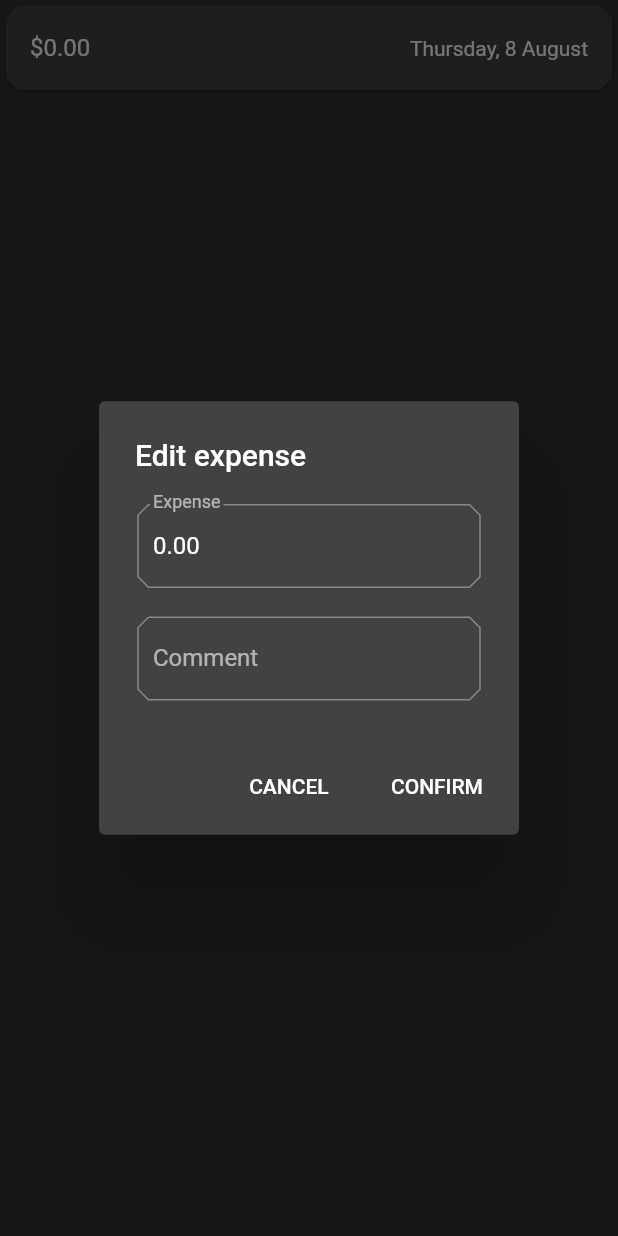
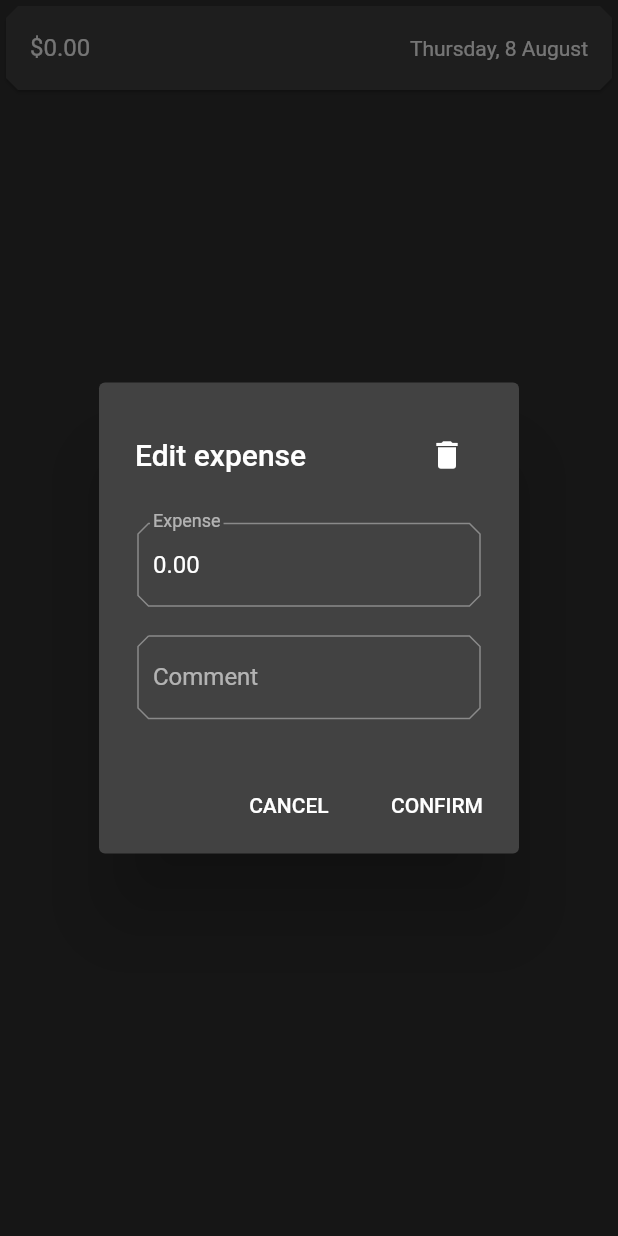
Before and after one commit to MarcinusX/super_simple_budget, a Flutter app: the ExpenseHistoryRow widget shown alone on an empty page, opened directly with sample values from the repository, after a tap on an icon or button, on a phone screen of 412 x 824 dp. Run offline on Flutter 3.47's test engine with Material 2 defaults, Android fonts, the phone set to English and light mode, and no system bars; our stand-ins replace shared_preferences, sqflite; accounts and stored records are empty.

Commit message:
Added delete option in edit dialog

```diff
--- a/lib/widget/edit_expense_dialog.dart
+++ b/lib/widget/edit_expense_dialog.dart
@@ -1,3 +1,4 @@
+import 'package:flutter/cupertino.dart';
 import 'package:flutter/material.dart';
 import 'package:flutter/services.dart';
 import 'package:super_simple_budget/generated/i18n.dart';
@@ -7,11 +8,14 @@ import 'package:super_simple_budget/widget/cut_corners_border.dart';
 
 class EditExpenseDialog extends StatefulWidget {
   final Expense expense;
+  final Function(Expense) onDelete;
 
-  const EditExpenseDialog({Key key, @required this.expense}) : super(key: key);
+  const EditExpenseDialog(
+      {Key key, @required this.expense, @required this.onDelete})
+      : super(key: key);
 
   @override
-  _EditExpenseDialogState createState() => new _EditExpenseDialogState();
+  _EditExpenseDialogState createState() => _EditExpenseDialogState();
 }
 
 class _EditExpenseDialogState extends State<EditExpenseDialog> {
@@ -22,10 +26,10 @@ class _EditExpenseDialogState extends State<EditExpenseDialog> {
   @override
   void initState() {
     super.initState();
-    _expenseController = new TextEditingController(
+    _expenseController = TextEditingController(
       text: widget.expense.value.toStringAsFixed(2),
     );
-    _commentController = new TextEditingController(
+    _commentController = TextEditingController(
       text: widget.expense.comment,
     );
   }
@@ -39,7 +43,19 @@ class _EditExpenseDialogState extends State<EditExpenseDialog> {
   @override
   Widget build(BuildContext context) {
     return AlertDialog(
-      title: Text(S.of(context).editExpense),
+      title: Row(
+        mainAxisAlignment: MainAxisAlignment.spaceBetween,
+        children: <Widget>[
+          Text(S.of(context).editExpense),
+          IconButton(
+            onPressed: () {
+              widget.onDelete(widget.expense);
+              Navigator.of(context).pop();
+            },
+            icon: Icon(Icons.delete),
+          )
+        ],
+      ),
       content: Column(
         mainAxisSize: MainAxisSize.min,
         children: <Widget>[
@@ -74,7 +90,7 @@ class _EditExpenseDialogState extends State<EditExpenseDialog> {
       actions: <Widget>[
         FlatButton(
           onPressed: () => Navigator.of(context).pop(),
-          child: new Text(S.of(context).cancel.toUpperCase()),
+          child: Text(S.of(context).cancel.toUpperCase()),
         ),
         FlatButton(
           onPressed: () {
--- a/lib/widget/expense_history_row.dart
+++ b/lib/widget/expense_history_row.dart
@@ -1,4 +1,3 @@
-import 'dart:math';
 
 import 'package:flutter/material.dart';
 import 'package:intl/intl.dart';
@@ -32,9 +31,11 @@ class ExpenseHistoryRow extends StatelessWidget {
           subtitle: expense.comment != null && expense.comment.isNotEmpty
               ? Text(expense.comment)
               : null,
-          trailing: Text(DateFormat(
-                  'EEEE, d MMMM', Localizations.localeOf(context).toString())
-              .format(expense.dateTime),),
+          trailing: Text(
+            DateFormat(
+                    'EEEE, d MMMM', Localizations.localeOf(context).toString())
+                .format(expense.dateTime),
+          ),
         ),
       ),
     );
@@ -44,7 +45,10 @@ class ExpenseHistoryRow extends StatelessWidget {
     EditExpenseResponse editExpenseResponse =
         await showDialog<EditExpenseResponse>(
       context: context,
-      builder: (context) => EditExpenseDialog(expense: expense),
+      builder: (context) => EditExpenseDialog(
+        expense: expense,
+        onDelete: onDismissed,
+      ),
     );
     if (editExpenseResponse != null) {
       expense.comment = editExpenseResponse.comment;
```
